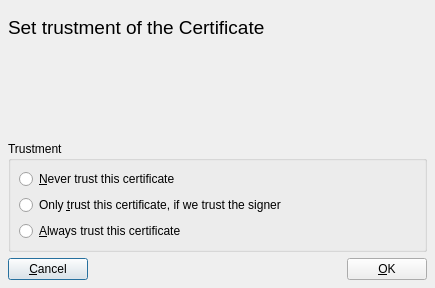
Old version of the form ui/TrustState.ui in the repository chris2511/xca.
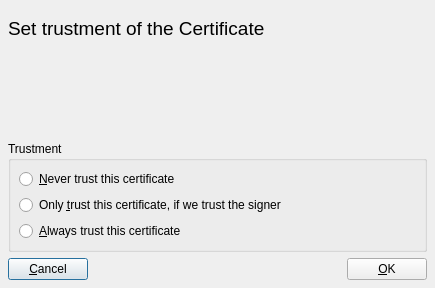
New version of the form. Custom widgets are drawn as their Qt base class.

Commit message: fix name in truststate dialog

What changed in the file:
```diff
--- a/ui/TrustState.ui
+++ b/ui/TrustState.ui
@@ -40,8 +40,8 @@
          <strikeout>false</strikeout>
         </font>
        </property>
-       <property name="text" >
-        <string>&lt;html>&lt;head>&lt;meta name="qrichtext" content="1" />&lt;/head>&lt;body style=" white-space: pre-wrap; font-family:Arial; font-size:14pt; font-weight:400; font-style:normal; text-decoration:none;">&lt;p style=" margin-top:0px; margin-bottom:0px; margin-left:0px; margin-right:0px; -qt-block-indent:0; text-indent:0px;">Set trustment of the Certificate&lt;/p>&lt;/body>&lt;/html></string>
+       <property name="text">
+        <string>Set trustment of the Certificate</string>
        </property>
       </widget>
      </item>
```
Left out of the diff: 117 changed lines with no effect on the pictures.
